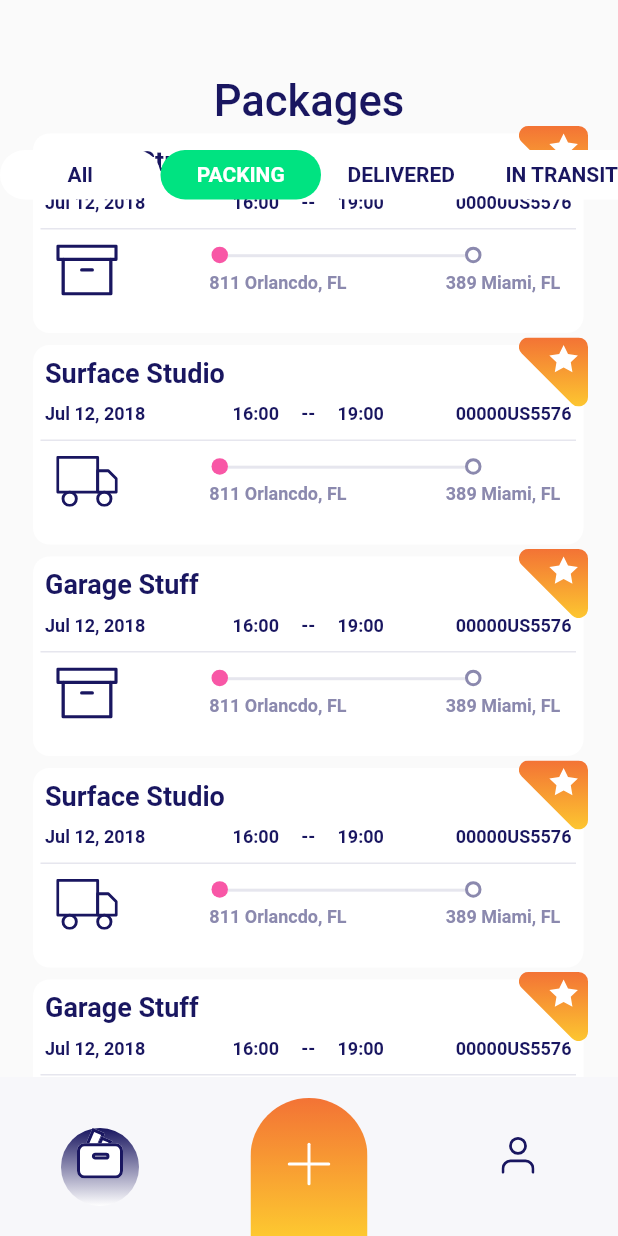
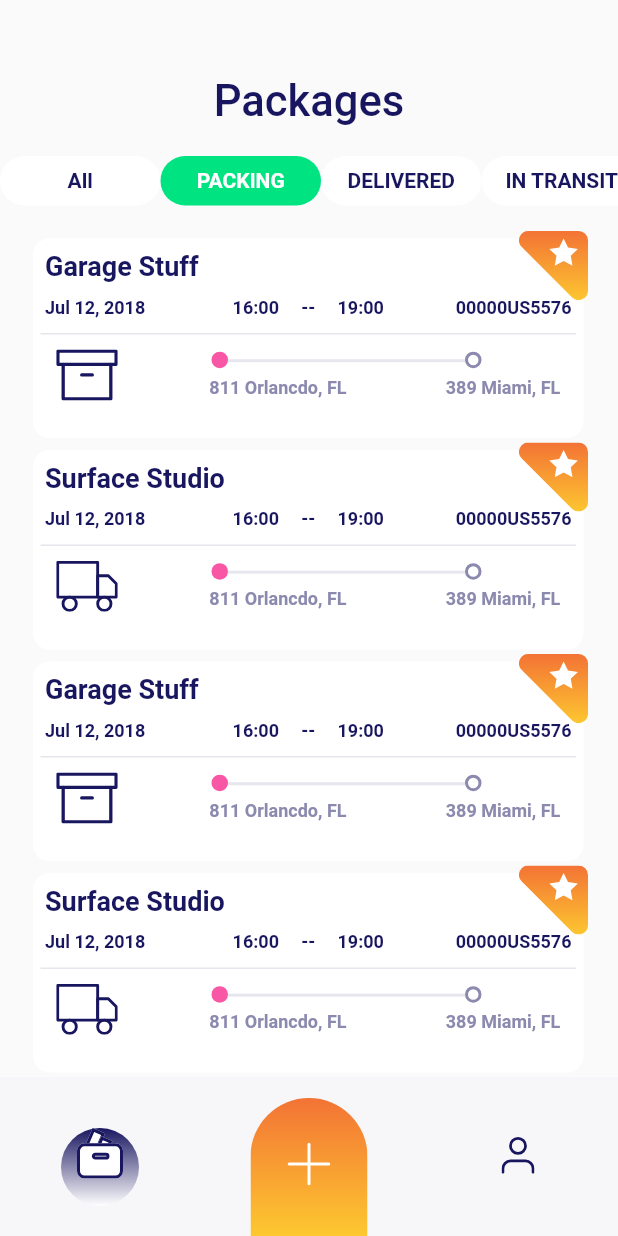
Before and after one commit to luoqiao6/flutter_postal, a Flutter app: the screen it shows after launch, on a phone screen of 412 x 824 dp. Run offline on Flutter 3.47's test engine with Material 2 defaults, Android fonts, the phone set to English and light mode, and no system bars; our stand-ins replace flutter_svg; Roboto replaces fonts that are missing (GoogleSans-Medium).

Commit message:
调整间距

```diff
--- a/lib/pages/package_list.dart
+++ b/lib/pages/package_list.dart
@@ -25,16 +25,24 @@ class _PackageListState extends State<PackageList> {
       //backgroundColor: PostalColors.extraLightBlue247,
       body: Stack(
         children: <Widget>[
+
+          /// Title and Card List
           Center(
             child: Padding(
               padding: EdgeInsets.only(left: 20, right: 20),
               child: CustomScrollView(
                 slivers: <Widget>[
+
+                  SliverPadding(
+                    padding: EdgeInsets.only(top: 50),
+                  ),
+
+                  /// Title
                   SliverList(
                     delegate: SliverChildListDelegate([
                       Container(
                         alignment: Alignment.center,
-                        padding: EdgeInsets.only(top: 50),
+                        //padding: EdgeInsets.only(top: 50),
                         child: Text(
                           'Packages',
                           style: PostalTextStyles.googleSansMedium29Blue,
@@ -42,11 +50,19 @@ class _PackageListState extends State<PackageList> {
                       ),
                     ]),
                   ),
+
+                  SliverPadding(
+                    padding: EdgeInsets.only(top: 70),
+                  ),
+
+                  /// Card List
                   SliverList(
                     delegate: SliverChildBuilderDelegate(
                       (BuildContext context, int index) {
+
                         Widget icon;
                         String title;
+
                         if (index % 2 == 1) {
                           title = 'Surface Studio';
                           icon = Container(
@@ -71,8 +87,7 @@ class _PackageListState extends State<PackageList> {
                         return Stack(
                           children: <Widget>[
                             Container(
-                              padding: EdgeInsets.only(
-                                  left: 2, right: 3, top: 5, bottom: 3),
+                              padding: EdgeInsets.only(left: 2, right: 3, top: 5, bottom: 3),
                               child: Container(
                                 height: 133,
                                 decoration: BoxDecoration(
@@ -324,8 +339,11 @@ class _PackageListState extends State<PackageList> {
               ),
             ),
           ),
+
+          /// Filter List
+
           Padding(
-            padding: EdgeInsets.only(top: 100),
+            padding: EdgeInsets.only(top: 104),
             child: Container(
               height: 33,
               child: CustomScrollView(
```
